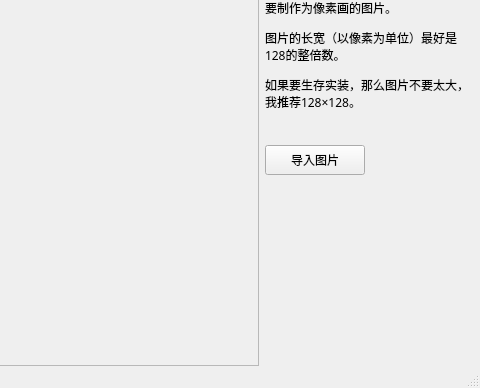
This is others/mainwindow.ui in SlopeCraft/SlopeCraft as Qt 5 draws it before an edit; both pictures show x 200 to 680 and y 112 to 500 of the 680 by 500 pixel window. The edited form follows.
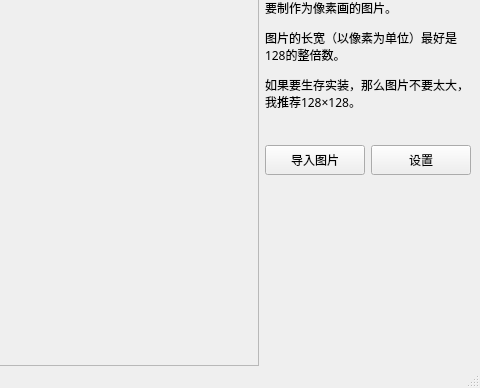
This is the edited form. The open tabs and pages were chosen to show the change. Icons and pictures are not drawn.

The edit to the form file:
```diff
--- a/others/mainwindow.ui
+++ b/others/mainwindow.ui
@@ -527,6 +527,30 @@
               </property>
              </widget>
             </item>
+            <item row="2" column="1">
+             <widget class="QPushButton" name="ImportSettings">
+              <property name="sizePolicy">
+               <sizepolicy hsizetype="Fixed" vsizetype="Minimum">
+                <horstretch>0</horstretch>
+                <verstretch>0</verstretch>
+               </sizepolicy>
+              </property>
+              <property name="minimumSize">
+               <size>
+                <width>100</width>
+                <height>30</height>
+               </size>
+              </property>
+              <property name="font">
+               <font>
+                <family>微软雅黑</family>
+               </font>
+              </property>
+              <property name="text">
+               <string>设置</string>
+              </property>
+             </widget>
+            </item>
            </layout>
           </item>
          </layout>
```
Left out of the diff: 5 changed lines with no effect on the pictures.
